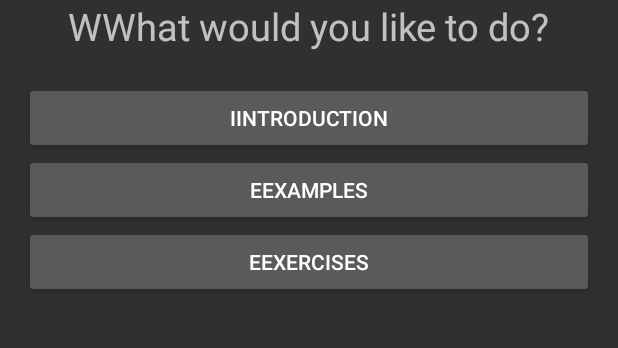
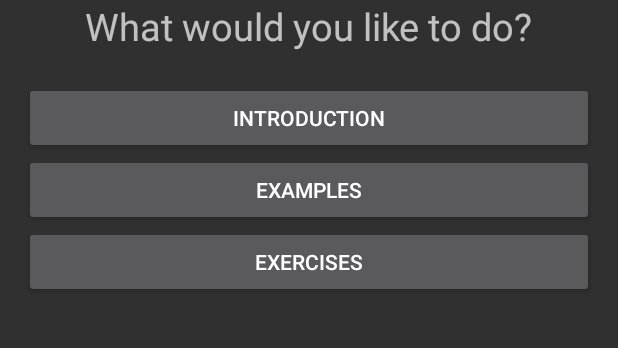
Before and after one commit to crocy/regeX, an Android app: the screen it shows after launch (MainActivity), on a phone screen of 412 x 824 dp, the part 492-840 px from its top. Run offline under Robolectric (Android 15) with nearby library versions, the phone set to English and light mode, and no system bars.

Commit message:
Main view kind of set.

```diff
--- /dev/null
+++ b/regeX/src/main/java/com/crocx/regex/main/view/MainView.java
@@ -0,0 +1,65 @@
+package com.crocx.regex.main.view;
+
+import android.content.Context;
+import android.util.AttributeSet;
+import android.view.View;
+import android.widget.Button;
+import android.widget.RelativeLayout;
+
+import com.crocx.regex.R;
+
+/**
+ * Created by Croc on 9.11.2013.
+ */
+public class MainView extends RelativeLayout {
+
+    private Button buttonIntroduction;
+    private Button buttonExamples;
+    private Button buttonExercises;
+
+    public MainView(Context context) {
+        super(context);
+    }
+
+    public MainView(Context context, AttributeSet attrs) {
+        super(context, attrs);
+    }
+
+    public MainView(Context context, AttributeSet attrs, int defStyle) {
+        super(context, attrs, defStyle);
+    }
+
+    @Override
+    protected void onFinishInflate() {
+        super.onFinishInflate();
+
+        buttonIntroduction = (Button) findViewById(R.id.mainButtonIntroduction);
+        buttonExamples = (Button) findViewById(R.id.mainButtonExamples);
+        buttonExercises = (Button) findViewById(R.id.mainButtonExercises);
+
+        init();
+    }
+
+    private void init() {
+        buttonIntroduction.setOnClickListener(new OnClickListener() {
+            @Override
+            public void onClick(View v) {
+
+            }
+        });
+
+        buttonExamples.setOnClickListener(new OnClickListener() {
+            @Override
+            public void onClick(View v) {
+
+            }
+        });
+
+        buttonExercises.setOnClickListener(new OnClickListener() {
+            @Override
+            public void onClick(View v) {
+
+            }
+        });
+    }
+}
--- a/regeX/src/main/res/layout/fragment_main.xml
+++ b/regeX/src/main/res/layout/fragment_main.xml
@@ -1,4 +1,4 @@
-<RelativeLayout xmlns:android="http://schemas.android.com/apk/res/android"
+<com.crocx.regex.main.view.MainView xmlns:android="http://schemas.android.com/apk/res/android"
     xmlns:tools="http://schemas.android.com/tools"
     android:layout_width="match_parent"
     android:layout_height="match_parent"
@@ -21,7 +21,7 @@
             android:src="@drawable/logo" />
 
         <TextView
-            android:text="WWhat would you like to do?"
+            android:text="@string/main_what_would_you_like_to_do"
             android:layout_width="wrap_content"
             android:layout_height="wrap_content"
             android:textSize="25dp"
@@ -29,20 +29,23 @@
             android:gravity="center" />
 
         <Button
+            android:id="@+id/mainButtonIntroduction"
             android:layout_width="match_parent"
             android:layout_height="wrap_content"
-            android:text="IIntroduction" />
+            android:text="@string/main_button_introduction" />
 
         <Button
+            android:id="@+id/mainButtonExamples"
             android:layout_width="match_parent"
             android:layout_height="wrap_content"
-            android:text="EExamples" />
+            android:text="@string/main_button_examples" />
 
         <Button
+            android:id="@+id/mainButtonExercises"
             android:layout_width="match_parent"
             android:layout_height="wrap_content"
-            android:text="EExercises" />
+            android:text="@string/main_button_exercises" />
 
     </LinearLayout>
 
-</RelativeLayout>
+</com.crocx.regex.main.view.MainView>
--- a/regeX/src/main/res/values/strings.xml
+++ b/regeX/src/main/res/values/strings.xml
@@ -5,4 +5,9 @@
     <string name="hello_world">Hello world!</string>
     <string name="action_settings">Settings</string>
 
+    <string name="main_what_would_you_like_to_do">What would you like to do?</string>
+    <string name="main_button_introduction">Introduction</string>
+    <string name="main_button_examples">Examples</string>
+    <string name="main_button_exercises">Exercises</string>
+
 </resources>
```
